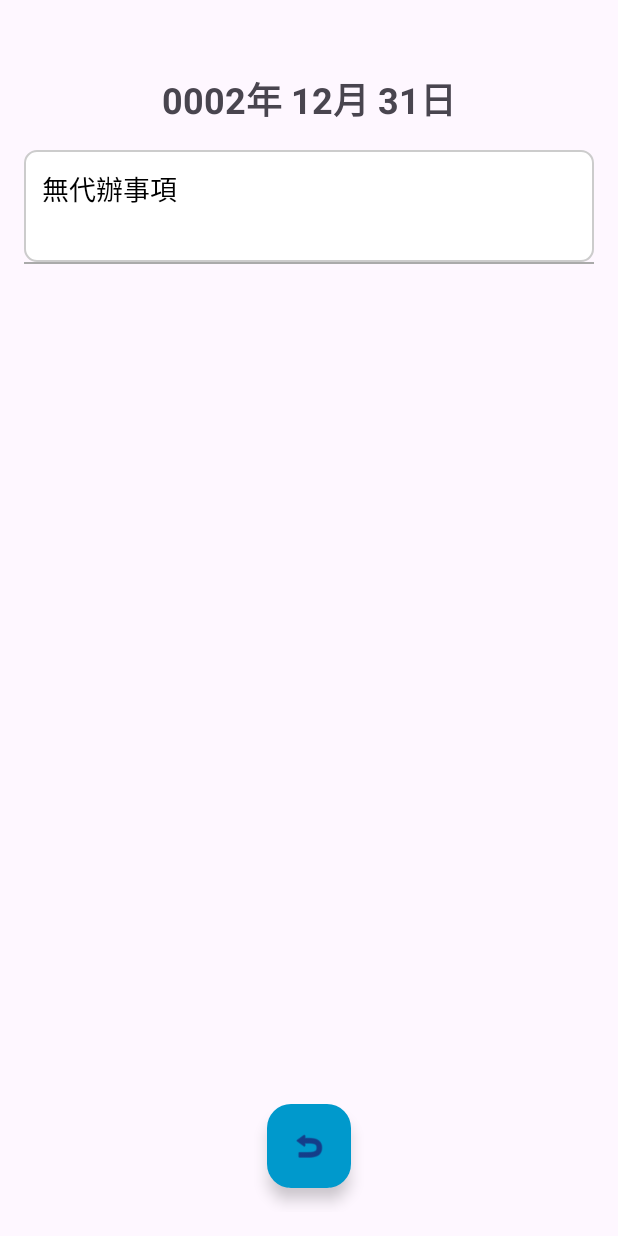
After one commit to bhrtgbrt/Finalproject, an Android app: the TaskDetailActivity screen opened directly, with no data from a screen before it, on a phone screen of 412 x 824 dp. The commit adds this screen. Run offline under Robolectric (Android 15) with nearby library versions, the phone set to English and light mode, and no system bars.

Commit message:
一天可以記錄多個事項

```diff
--- a/calendarapp/app/src/main/AndroidManifest.xml
+++ b/calendarapp/app/src/main/AndroidManifest.xml
@@ -22,7 +22,7 @@
             </intent-filter>
         </activity>
         <activity android:name=".AddTaskActivity" />
-
+        <activity android:name=".TaskDetailActivity" />
 
     </application>
 
--- /dev/null
+++ b/calendarapp/app/src/main/java/com/example/calendarapp/TaskDetailActivity.java
@@ -0,0 +1,87 @@
+package com.example.calendarapp;
+
+import android.content.SharedPreferences;
+import android.os.Bundle;
+import android.view.View;
+import android.widget.ArrayAdapter;
+import android.widget.ListView;
+import android.widget.TextView;
+import androidx.appcompat.app.AppCompatActivity;
+import com.google.android.material.floatingactionbutton.FloatingActionButton;
+import java.text.SimpleDateFormat;
+import java.util.ArrayList;
+import java.util.Calendar;
+import java.util.Locale;
+
+public class TaskDetailActivity extends AppCompatActivity {
+    private TextView tvDate;
+    private ListView lvTasks;
+    private SharedPreferences taskPreferences;
+    private ArrayList<String> tasksList;
+    private ArrayAdapter<String> adapter;
+
+    @Override
+    protected void onCreate(Bundle savedInstanceState) {
+        super.onCreate(savedInstanceState);
+        setContentView(R.layout.activity_task_detail);
+
+        // 初始化視圖
+        initializeViews();
+
+        // 設置返回按鈕
+        setupBackButton();
+
+        // 顯示詳細信息
+        displayTaskDetails();
+    }
+
+    private void initializeViews() {
+        tvDate = findViewById(R.id.tvDate);
+        lvTasks = findViewById(R.id.lvTasks);
+        taskPreferences = getSharedPreferences("TaskPrefs", MODE_PRIVATE);
+        tasksList = new ArrayList<>();
+    }
+
+    private void setupBackButton() {
+        FloatingActionButton fabBack = findViewById(R.id.fabBack);
+        fabBack.setOnClickListener(v -> finish());
+    }
+
+    private void displayTaskDetails() {
+        // 獲取傳遞的日期信息
+        int year = getIntent().getIntExtra("year", 0);
+        int month = getIntent().getIntExtra("month", 0);
+        int day = getIntent().getIntExtra("day", 0);
+
+        // 格式化日期顯示
+        Calendar calendar = Calendar.getInstance();
+        calendar.set(year, month, day);
+        SimpleDateFormat dateFormat = new SimpleDateFormat("yyyy年 M月 d日", Locale.CHINA);
+        tvDate.setText(dateFormat.format(calendar.getTime()));
+
+        // 獲取並顯示任務
+        String key = year + "-" + month + "-" + day;
+        String tasks = taskPreferences.getString(key, "");
+
+        if (!tasks.isEmpty()) {
+            String[] individualTasks = tasks.split("\n");
+            tasksList.clear();
+            for (String task : individualTasks) {
+                // 如果有時間資訊，分割任務和時間
+                String[] taskParts = task.split("\\|");
+                if (taskParts.length > 1) {
+                    tasksList.add(taskParts[0] + " (時間: " + taskParts[1] + ")");
+                } else {
+                    tasksList.add(task);
+                }
+            }
+
+            adapter = new ArrayAdapter<>(this, R.layout.task_item, R.id.tvTaskItem, tasksList);
+            lvTasks.setAdapter(adapter);
+        } else {
+            tasksList.add("無代辦事項");
+            adapter = new ArrayAdapter<>(this, R.layout.task_item, R.id.tvTaskItem, tasksList);
+            lvTasks.setAdapter(adapter);
+        }
+    }
+}
--- /dev/null
+++ b/calendarapp/app/src/main/res/layout/activity_task_detail.xml
@@ -0,0 +1,38 @@
+<?xml version="1.0" encoding="utf-8"?>
+<RelativeLayout xmlns:android="http://schemas.android.com/apk/res/android"
+    xmlns:app="http://schemas.android.com/apk/res-auto"
+    android:layout_width="match_parent"
+    android:layout_height="match_parent"
+    android:padding="16dp">
+
+    <TextView
+        android:id="@+id/tvDate"
+        android:layout_width="match_parent"
+        android:layout_height="wrap_content"
+        android:textSize="24sp"
+        android:textStyle="bold"
+        android:textAlignment="center"
+        android:layout_marginTop="32dp"
+        android:layout_marginBottom="16dp"/>
+
+    <ListView
+        android:id="@+id/lvTasks"
+        android:layout_width="match_parent"
+        android:layout_height="match_parent"
+        android:layout_below="@id/tvDate"
+        android:layout_above="@+id/fabBack"
+        android:divider="@android:color/darker_gray"
+        android:dividerHeight="1dp"/>
+
+    <com.google.android.material.floatingactionbutton.FloatingActionButton
+        android:id="@+id/fabBack"
+        android:layout_width="wrap_content"
+        android:layout_height="wrap_content"
+        android:layout_alignParentBottom="true"
+        android:layout_centerHorizontal="true"
+        android:layout_margin="16dp"
+        android:src="@android:drawable/ic_menu_revert"
+        app:fabSize="normal"
+        app:backgroundTint="@android:color/holo_blue_dark"/>
+
+</RelativeLayout>
--- /dev/null
+++ b/calendarapp/app/src/main/res/layout/task_item.xml
@@ -0,0 +1,24 @@
+<?xml version="1.0" encoding="utf-8"?>
+<LinearLayout xmlns:android="http://schemas.android.com/apk/res/android"
+    android:layout_width="match_parent"
+    android:layout_height="wrap_content"
+    android:orientation="vertical"
+    android:padding="12dp"
+    android:background="@drawable/edit_text_background">
+
+    <TextView
+        android:id="@+id/tvTaskItem"
+        android:layout_width="match_parent"
+        android:layout_height="wrap_content"
+        android:textSize="18sp"
+        android:textColor="@android:color/black"/>
+
+    <TextView
+        android:id="@+id/tvTaskTime"
+        android:layout_width="match_parent"
+        android:layout_height="wrap_content"
+        android:textSize="14sp"
+        android:textColor="@android:color/darker_gray"
+        android:layout_marginTop="4dp"/>
+
+</LinearLayout>
```
Also changed, not shown: calendarapp/app/src/main/java/com/example/calendarapp/AddTaskActivity.java (+89 -27 lines), calendarapp/app/src/main/java/com/example/calendarapp/CalendarAdapter.java (+32 -2 lines), calendarapp/app/src/main/java/com/example/calendarapp/MainActivity.java (+45 -16 lines), calendarapp/app/src/main/res/layout/activity_add_task.xml (+19 -13 lines), 38 other files.
